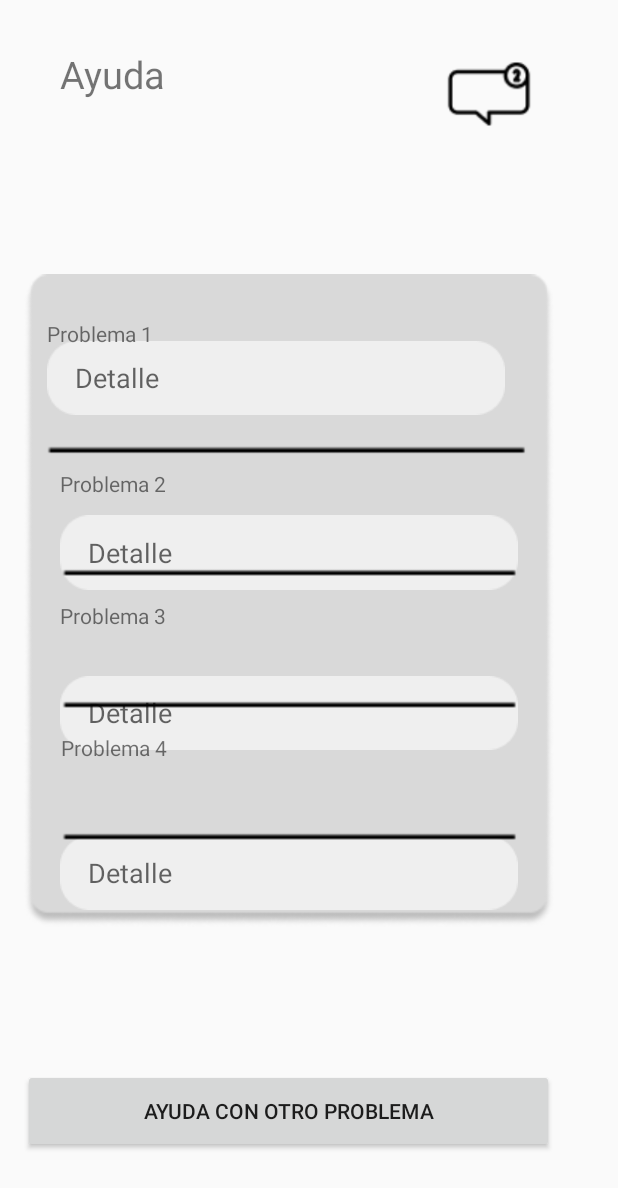
After one commit to MartinRGC/ProyectoFinalMovilesTEAM, an Android app: the AyudaActivity screen opened directly, with no data from a screen before it, on a phone screen of 412 x 824 dp. The commit adds this screen. Shown: the top 1188 px of the screen. Run offline under Robolectric (Android 15) with nearby library versions, the phone set to English and light mode, and no system bars.

Commit message:
completo_parteAyuda

```diff
--- /dev/null
+++ b/ProyectoFinalMovilesTEAM/src/main/java/com/algarrobo/proyectofinalmvilesteam/AyudaActivity.kt
@@ -0,0 +1,23 @@
+package com.algarrobo.proyectofinalmvilesteam
+
+import android.annotation.SuppressLint
+import android.content.Intent
+import androidx.appcompat.app.AppCompatActivity
+import android.os.Bundle
+import android.widget.Button
+import android.widget.ImageView
+
+class AyudaActivity : AppCompatActivity() {
+    @SuppressLint("WrongViewCast")
+    override fun onCreate(savedInstanceState: Bundle?) {
+        super.onCreate(savedInstanceState)
+        setContentView(R.layout.activity_ayuda)
+
+        val btnstart: Button = findViewById(R.id.btnstart)
+
+        btnstart.setOnClickListener {
+
+            startActivity(Intent(this, IngreseActivity::class.java))
+        }
+    }
+}
--- a/ProyectoFinalMovilesTEAM/src/main/java/com/algarrobo/proyectofinalmvilesteam/RegisterCustomerActivity.kt
+++ b/ProyectoFinalMovilesTEAM/src/main/java/com/algarrobo/proyectofinalmvilesteam/RegisterCustomerActivity.kt
@@ -7,7 +7,6 @@ import android.widget.Button
 import android.widget.EditText
 import com.algarrobo.proyectofinalmvilesteam.models.CustomerModel
 import com.google.android.material.snackbar.Snackbar
-import com.google.firebase.Firebase
 import com.google.firebase.auth.FirebaseAuth
 import com.google.firebase.auth.FirebaseUser
 import com.google.firebase.firestore.FirebaseFirestore
@@ -24,7 +23,7 @@ class RegisterCustomerActivity : AppCompatActivity() {
         val edtphonecustomer: EditText = findViewById(R.id.edtphonecustomer)
         val edtdatecustomer: EditText = findViewById(R.id.edtdatecustomer)
         val edtemailcustomer: EditText = findViewById(R.id.edtemailcustomer)
-        val btnsigncustomer: Button = findViewById(R.id.btnsigncustomer)
+        val btnsigncustomer: Button = findViewById(R.id.btnEnviar)
 
         val auth = FirebaseAuth.getInstance()
         val db = FirebaseFirestore.getInstance()
--- a/ProyectoFinalMovilesTEAM/src/main/java/com/algarrobo/proyectofinalmvilesteam/RegisterSellerActivity.kt
+++ b/ProyectoFinalMovilesTEAM/src/main/java/com/algarrobo/proyectofinalmvilesteam/RegisterSellerActivity.kt
@@ -23,7 +23,7 @@ class RegisterSellerActivity : AppCompatActivity() {
         val txtPhoneSel: EditText = findViewById(R.id.edtphonecustomer)
         val txtDateofBirthSel: EditText = findViewById(R.id.edtdatecustomer)
         val txtEmailSel: EditText = findViewById(R.id.edtemailcustomer)
-        val btnSingupSel: Button = findViewById(R.id.btnsigncustomer)
+        val btnSingupSel: Button = findViewById(R.id.btnEnviar)
 
         val auth = FirebaseAuth.getInstance()
         val db = FirebaseFirestore.getInstance()
--- a/ProyectoFinalMovilesTEAM/src/main/java/com/algarrobo/proyectofinalmvilesteam/UserActivity.kt
+++ b/ProyectoFinalMovilesTEAM/src/main/java/com/algarrobo/proyectofinalmvilesteam/UserActivity.kt
@@ -18,6 +18,11 @@ class UserActivity : AppCompatActivity() {
 
         imagen.setOnClickListener{startActivity(Intent(this,HistorialPedidosActivity::class.java))
         }
+        val imagen1: ImageView = findViewById(R.id.imgAyuda)
+
+        imagen1.setOnClickListener{startActivity(Intent(this,AyudaActivity::class.java))
+        }
+
     }
     fun MenuUsuario(view: View){
         startActivity(Intent(this,PrincipalActivity::class.java))
--- /dev/null
+++ b/ProyectoFinalMovilesTEAM/src/main/res/layout/activity_ayuda.xml
@@ -0,0 +1,224 @@
+<?xml version="1.0" encoding="utf-8"?>
+<androidx.constraintlayout.widget.ConstraintLayout xmlns:android="http://schemas.android.com/apk/res/android"
+    xmlns:app="http://schemas.android.com/apk/res-auto"
+    xmlns:tools="http://schemas.android.com/tools"
+    android:layout_width="match_parent"
+    android:layout_height="match_parent"
+    tools:context=".AyudaActivity">
+
+    <TextView
+        android:id="@+id/textView5"
+        android:layout_width="121dp"
+        android:layout_height="38dp"
+        android:layout_marginTop="32dp"
+        android:text="Ayuda"
+        android:textSize="25dp"
+        app:layout_constraintEnd_toEndOf="parent"
+        app:layout_constraintHorizontal_bias="0.137"
+        app:layout_constraintStart_toStartOf="parent"
+        app:layout_constraintTop_toTopOf="parent" />
+
+    <ImageView
+        android:id="@+id/imageView25"
+        android:layout_width="100dp"
+        android:layout_height="48dp"
+        android:layout_marginTop="20dp"
+        app:layout_constraintBottom_toTopOf="@+id/imageView28"
+        app:layout_constraintEnd_toEndOf="parent"
+        app:layout_constraintHorizontal_bias="0.76"
+        app:layout_constraintStart_toEndOf="@+id/textView5"
+        app:layout_constraintTop_toTopOf="parent"
+        app:srcCompat="@drawable/comen"
+        tools:ignore="MissingConstraints" />
+
+    <ImageView
+        android:id="@+id/imageView28"
+        android:layout_width="353dp"
+        android:layout_height="591dp"
+        app:layout_constraintBottom_toBottomOf="parent"
+        app:layout_constraintEnd_toEndOf="parent"
+        app:layout_constraintHorizontal_bias="0.275"
+        app:layout_constraintStart_toStartOf="parent"
+        app:layout_constraintTop_toBottomOf="@+id/textView5"
+        app:layout_constraintVertical_bias="0.214"
+        app:srcCompat="@drawable/rectangle14" />
+
+    <TextView
+        android:id="@+id/textView8"
+        android:layout_width="0dp"
+        android:layout_height="24dp"
+        android:layout_marginTop="208dp"
+        android:text="Problema 2"
+        app:layout_constraintEnd_toEndOf="@+id/textView9"
+        app:layout_constraintStart_toStartOf="@+id/edtusercutomer"
+        app:layout_constraintTop_toTopOf="@+id/imageView28"
+        tools:ignore="MissingConstraints" />
+
+    <EditText
+        android:id="@+id/edtusercutome"
+        android:layout_width="305dp"
+        android:layout_height="0dp"
+        android:layout_marginTop="227dp"
+        android:background="@drawable/rectext1"
+        android:ems="10"
+        android:hint="    Detalle"
+        android:inputType="text"
+        android:textColor="#949494"
+        app:layout_constraintBottom_toTopOf="@+id/imageView33"
+        app:layout_constraintEnd_toEndOf="parent"
+        app:layout_constraintHorizontal_bias="0.292"
+        app:layout_constraintStart_toStartOf="parent"
+        app:layout_constraintTop_toTopOf="parent"
+        tools:ignore="MissingConstraints" />
+
+    <ImageView
+        android:id="@+id/imageView33"
+        android:layout_width="358dp"
+        android:layout_height="39dp"
+        android:layout_marginTop="5dp"
+        android:layout_marginBottom="22dp"
+        app:layout_constraintBottom_toTopOf="@+id/edtusercutomer"
+        app:layout_constraintEnd_toEndOf="@+id/imageView28"
+        app:layout_constraintHorizontal_bias="1.0"
+        app:layout_constraintStart_toStartOf="@+id/imageView28"
+        app:layout_constraintTop_toBottomOf="@+id/edtusercutome"
+        app:srcCompat="@drawable/recta"
+        tools:ignore="MissingConstraints" />
+
+    <TextView
+        android:id="@+id/textView7"
+        android:layout_width="0dp"
+        android:layout_height="24dp"
+        android:layout_marginTop="108dp"
+        android:text="Problema 1"
+        app:layout_constraintEnd_toEndOf="@+id/textView8"
+        app:layout_constraintStart_toStartOf="@+id/edtusercutome"
+        app:layout_constraintTop_toTopOf="@+id/imageView28"
+        tools:ignore="MissingConstraints" />
+
+    <EditText
+        android:id="@+id/edtusercutomer"
+        android:layout_width="305dp"
+        android:layout_height="0dp"
+        android:layout_marginBottom="57dp"
+        android:background="@drawable/rectext1"
+        android:ems="10"
+        android:hint="    Detalle"
+        android:inputType="text"
+        android:textColor="#949494"
+        app:layout_constraintBottom_toTopOf="@+id/edtusercuto"
+        app:layout_constraintEnd_toEndOf="parent"
+        app:layout_constraintHorizontal_bias="0.377"
+        app:layout_constraintStart_toStartOf="parent"
+        app:layout_constraintTop_toBottomOf="@+id/imageView33"
+        tools:ignore="MissingConstraints" />
+
+    <ImageView
+        android:id="@+id/imageView30"
+        android:layout_width="322dp"
+        android:layout_height="37dp"
+        android:layout_marginTop="128dp"
+        app:layout_constraintEnd_toEndOf="@+id/imageView28"
+        app:layout_constraintHorizontal_bias="0.483"
+        app:layout_constraintStart_toStartOf="@+id/imageView28"
+        app:layout_constraintTop_toBottomOf="@+id/textView7"
+        app:srcCompat="@drawable/recta"
+        tools:ignore="MissingConstraints" />
+
+    <TextView
+        android:id="@+id/textView9"
+        android:layout_width="0dp"
+        android:layout_height="24dp"
+        android:layout_marginTop="296dp"
+        android:text="Problema 3"
+        app:layout_constraintEnd_toEndOf="@+id/textView11"
+        app:layout_constraintStart_toStartOf="@+id/edtusercuto"
+        app:layout_constraintTop_toTopOf="@+id/imageView28"
+        tools:ignore="MissingConstraints" />
+
+    <EditText
+        android:id="@+id/edtusercuto"
+        android:layout_width="305dp"
+        android:layout_height="0dp"
+        android:layout_marginBottom="57dp"
+        android:background="@drawable/rectext1"
+        android:ems="10"
+        android:hint="    Detalle"
+        android:inputType="text"
+        android:textColor="#949494"
+        app:layout_constraintBottom_toTopOf="@+id/edtusercut"
+        app:layout_constraintEnd_toEndOf="parent"
+        app:layout_constraintHorizontal_bias="0.377"
+        app:layout_constraintStart_toStartOf="parent"
+        app:layout_constraintTop_toBottomOf="@+id/edtusercutomer"
+        tools:ignore="MissingConstraints" />
+
+    <ImageView
+        android:id="@+id/imageView36"
+        android:layout_width="322dp"
+        android:layout_height="37dp"
+        android:layout_marginTop="216dp"
+        app:layout_constraintEnd_toEndOf="@+id/imageView28"
+        app:layout_constraintHorizontal_bias="0.483"
+        app:layout_constraintStart_toStartOf="@+id/imageView28"
+        app:layout_constraintTop_toBottomOf="@+id/textView7"
+        app:srcCompat="@drawable/recta"
+        tools:ignore="MissingConstraints" />
+
+    <TextView
+        android:id="@+id/textView11"
+        android:layout_width="0dp"
+        android:layout_height="24dp"
+        android:layout_marginStart="9dp"
+        android:layout_marginTop="384dp"
+        android:layout_marginEnd="9dp"
+        android:text="Problema 4"
+        app:layout_constraintEnd_toEndOf="@+id/textView5"
+        app:layout_constraintStart_toStartOf="@+id/imageView36"
+        app:layout_constraintTop_toTopOf="@+id/imageView28"
+        tools:ignore="MissingConstraints" />
+
+    <EditText
+        android:id="@+id/edtusercut"
+        android:layout_width="305dp"
+        android:layout_height="0dp"
+        android:layout_marginBottom="106dp"
+        android:background="@drawable/rectext1"
+        android:ems="10"
+        android:hint="    Detalle"
+        android:inputType="text"
+        android:textColor="#949494"
+        app:layout_constraintBottom_toTopOf="@+id/btnstart"
+        app:layout_constraintEnd_toEndOf="parent"
+        app:layout_constraintHorizontal_bias="0.377"
+        app:layout_constraintStart_toStartOf="parent"
+        app:layout_constraintTop_toBottomOf="@+id/edtusercuto"
+        tools:ignore="MissingConstraints" />
+
+    <ImageView
+        android:id="@+id/imageView38"
+        android:layout_width="322dp"
+        android:layout_height="37dp"
+        android:layout_marginTop="304dp"
+        app:layout_constraintEnd_toEndOf="@+id/imageView28"
+        app:layout_constraintHorizontal_bias="0.483"
+        app:layout_constraintStart_toStartOf="@+id/imageView28"
+        app:layout_constraintTop_toBottomOf="@+id/textView7"
+        app:srcCompat="@drawable/recta"
+        tools:ignore="MissingConstraints" />
+
+    <Button
+        android:id="@+id/btnstart"
+        android:layout_width="354dp"
+        android:layout_height="56dp"
+        android:layout_marginBottom="55dp"
+        android:text="AYUDA CON OTRO PROBLEMA"
+        app:layout_constraintBottom_toBottomOf="parent"
+        app:layout_constraintEnd_toEndOf="parent"
+        app:layout_constraintHorizontal_bias="0.263"
+        app:layout_constraintStart_toStartOf="parent"
+        app:layout_constraintTop_toBottomOf="@+id/edtusercut"
+        tools:ignore="MissingConstraints" />
+
+
+</androidx.constraintlayout.widget.ConstraintLayout>
--- a/ProyectoFinalMovilesTEAM/src/main/res/layout/activity_register_customer.xml
+++ b/ProyectoFinalMovilesTEAM/src/main/res/layout/activity_register_customer.xml
@@ -34,7 +34,7 @@
         app:layout_constraintTop_toTopOf="parent" />
 
     <Button
-        android:id="@+id/btnsigncustomer"
+        android:id="@+id/btnEnviar"
         android:layout_width="wrap_content"
         android:layout_height="wrap_content"
         android:layout_marginStart="77dp"
@@ -71,7 +71,7 @@
         app:layout_constraintBottom_toTopOf="@+id/tvtermscon"
         app:layout_constraintEnd_toEndOf="parent"
         app:layout_constraintStart_toStartOf="parent"
-        app:layout_constraintTop_toBottomOf="@+id/btnsigncustomer" />
+        app:layout_constraintTop_toBottomOf="@+id/btnEnviar" />
 
     <TextView
         android:id="@+id/tvtermscon"
@@ -110,7 +110,7 @@
         android:hint="    Email"
         android:inputType="text"
         android:textColor="#949494"
-        app:layout_constraintBottom_toTopOf="@+id/btnsigncustomer"
+        app:layout_constraintBottom_toTopOf="@+id/btnEnviar"
         app:layout_constraintStart_toStartOf="@+id/edtdatecustomer"
         app:layout_constraintTop_toBottomOf="@+id/edtdatecustomer" />
 
--- a/ProyectoFinalMovilesTEAM/src/main/res/layout/activity_register_seller.xml
+++ b/ProyectoFinalMovilesTEAM/src/main/res/layout/activity_register_seller.xml
@@ -34,7 +34,7 @@
         app:layout_constraintTop_toTopOf="parent" />
 
     <Button
-        android:id="@+id/btnsigncustomer"
+        android:id="@+id/btnEnviar"
         android:layout_width="wrap_content"
         android:layout_height="wrap_content"
         android:layout_marginStart="77dp"
@@ -75,7 +75,7 @@
         app:layout_constraintBottom_toTopOf="@+id/tvtermscon"
         app:layout_constraintEnd_toEndOf="parent"
         app:layout_constraintStart_toStartOf="parent"
-        app:layout_constraintTop_toBottomOf="@+id/btnsigncustomer" />
+        app:layout_constraintTop_toBottomOf="@+id/btnEnviar" />
 
     <TextView
         android:id="@+id/tvtermscon"
@@ -100,7 +100,7 @@
         android:hint="    Email"
         android:inputType="text"
         android:textColor="#949494"
-        app:layout_constraintBottom_toTopOf="@+id/btnsigncustomer"
+        app:layout_constraintBottom_toTopOf="@+id/btnEnviar"
         app:layout_constraintEnd_toEndOf="parent"
         app:layout_constraintHorizontal_bias="0.504"
         app:layout_constraintStart_toStartOf="parent"
--- a/ProyectoFinalMovilesTEAM/src/main/res/values/ids.xml
+++ b/ProyectoFinalMovilesTEAM/src/main/res/values/ids.xml
@@ -1,5 +1,5 @@
 <?xml version="1.0" encoding="utf-8"?>
 <resources>
-    <item name="btnsigncustomer" type="id" />
+    <item name="btnEnviar" type="id" />
     <item name="edtusercutomer" type="id" />
 </resources>
```
Also changed, not shown: ProyectoFinalMovilesTEAM/src/main/AndroidManifest.xml (+9 -0 lines), ProyectoFinalMovilesTEAM/src/main/java/com/algarrobo/proyectofinalmvilesteam/ContiniuActivity.kt (added, +11 -0 lines), ProyectoFinalMovilesTEAM/src/main/java/com/algarrobo/proyectofinalmvilesteam/IngreseActivity.kt (added, +20 -0 lines), ProyectoFinalMovilesTEAM/src/main/res/layout/activity_continiu.xml (added, +64 -0 lines), ProyectoFinalMovilesTEAM/src/main/res/layout/activity_ingrese.xml (added, +106 -0 lines), ProyectoFinalMovilesTEAM/src/main/res/layout/activity_user.xml (+4 -4 lines), ProyectoFinalMovilesTEAM/src/main/res/drawable/comen.png (added).
